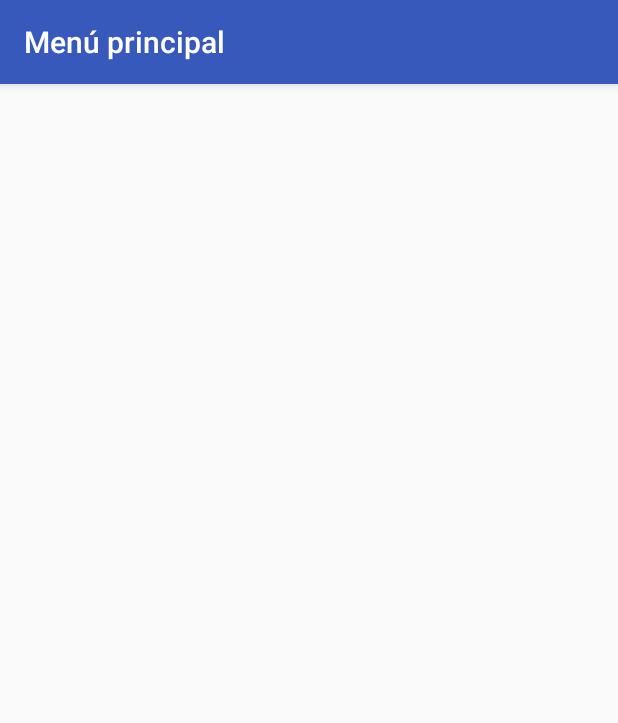
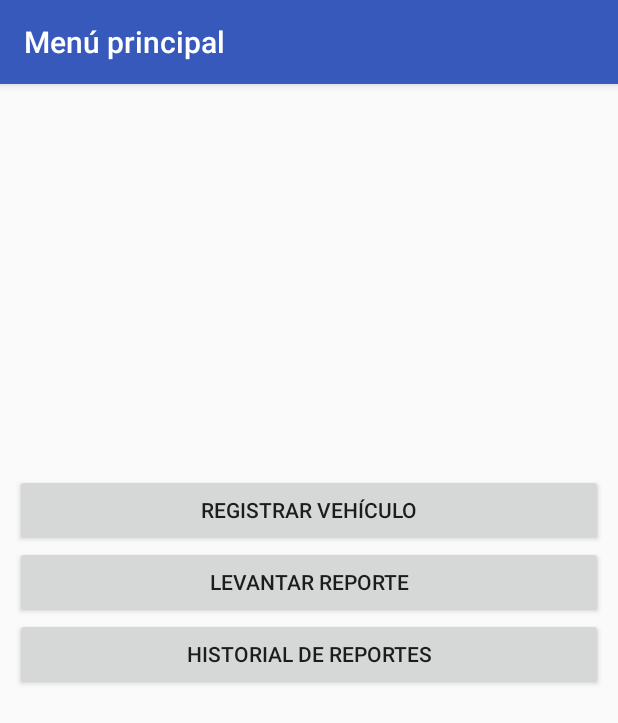
Before and after one commit to Eduardox18/PF_Android_DH, an Android app: the MenuActivity screen opened directly, with no data from a screen before it, on a phone screen of 412 x 824 dp. Shown: the top 723 px of the screen. Run offline under Robolectric (Android 15) with nearby library versions, the phone set to English and light mode, and no system bars.

Commit message:
Agrega botones al menú

```diff
--- a/RSX/app/src/main/java/com/rockola/rsx/AccesoActivity.java
+++ b/RSX/app/src/main/java/com/rockola/rsx/AccesoActivity.java
@@ -126,7 +126,7 @@
                 startActivity(intent);
             } else if (mensaje.getStatusMensaje() == 252){
                 Intent intent = new Intent(this, ValidarCodigoActivity.class);
-                intent.putExtra("telCelular", txt_cel.getText().toString());
+                intent.putExtra("tel_celular", txt_cel.getText().toString());
                 startActivity(intent);
             } else {
                 mostrarAlertDialog((mensaje.getStatusMensaje() == 1) ? "Error" : "Aviso",
--- a/RSX/app/src/main/java/com/rockola/rsx/MenuActivity.java
+++ b/RSX/app/src/main/java/com/rockola/rsx/MenuActivity.java
@@ -7,8 +7,9 @@
 
 public class MenuActivity extends AppCompatActivity {
 
-    private String id_usuario;
+    private String id_conductor;
     private String nombre;
+    private String tel_celular;
 
     @Override
     protected void onCreate(Bundle savedInstanceState) {
@@ -20,8 +21,9 @@
 
     private void parametrosIntent() {
         Intent intent = getIntent();
-        id_usuario = intent.getStringExtra("id_usuario");
+        id_conductor = intent.getStringExtra("id_conductor");
         nombre = intent.getStringExtra("nombre");
+        tel_celular = intent.getStringExtra("tel_celular");
 
         Toast.makeText(this, "Bienvenido " + nombre,
                 Toast.LENGTH_SHORT).show();
--- a/RSX/app/src/main/java/com/rockola/rsx/RegistroActivity.java
+++ b/RSX/app/src/main/java/com/rockola/rsx/RegistroActivity.java
@@ -183,7 +183,7 @@
             Mensaje mensaje = new Gson().fromJson(resws.getResult(), Mensaje.class);
             if (mensaje.getStatusMensaje() == 0) {
                 Intent intent = new Intent(this, ValidarCodigoActivity.class);
-                intent.putExtra("telCelular", txt_celular.getText().toString());
+                intent.putExtra("tel_celular", txt_celular.getText().toString());
                 startActivity(intent);
             } else if (mensaje.getStatusMensaje() == 1) {
                 mostrarAlertDialog("Error", mensaje.getMensaje());
--- a/RSX/app/src/main/java/com/rockola/rsx/ValidarCodigoActivity.java
+++ b/RSX/app/src/main/java/com/rockola/rsx/ValidarCodigoActivity.java
@@ -45,7 +45,7 @@
 
     private void parametrosIntent() {
         Intent intent = getIntent();
-        tel_celular = intent.getStringExtra("telCelular");
+        tel_celular = intent.getStringExtra("tel_celular");
     }
 
     public void activarUsuario(View view) {
--- a/RSX/app/src/main/res/layout/activity_menu.xml
+++ b/RSX/app/src/main/res/layout/activity_menu.xml
@@ -1,9 +1,35 @@
 <?xml version="1.0" encoding="utf-8"?>
-<android.support.constraint.ConstraintLayout xmlns:android="http://schemas.android.com/apk/res/android"
+<LinearLayout xmlns:android="http://schemas.android.com/apk/res/android"
     xmlns:app="http://schemas.android.com/apk/res-auto"
     xmlns:tools="http://schemas.android.com/tools"
     android:layout_width="match_parent"
     android:layout_height="match_parent"
+    android:orientation="vertical"
+    android:paddingBottom="10dp"
+    android:paddingLeft="10dp"
+    android:paddingRight="10dp"
+    android:paddingTop="10dp"
     tools:context=".MenuActivity">
 
-</android.support.constraint.ConstraintLayout>
+    <Space
+        android:layout_width="match_parent"
+        android:layout_height="250dp" />
+
+    <Button
+        android:id="@+id/registrar_vehiculo_button"
+        android:layout_width="match_parent"
+        android:layout_height="wrap_content"
+        android:text="Registrar vehículo" />
+
+    <Button
+        android:id="@+id/levantar_reporte_button"
+        android:layout_width="match_parent"
+        android:layout_height="wrap_content"
+        android:text="Levantar reporte" />
+
+    <Button
+        android:id="@+id/historial_button"
+        android:layout_width="match_parent"
+        android:layout_height="wrap_content"
+        android:text="Historial de reportes" />
+</LinearLayout>
```
